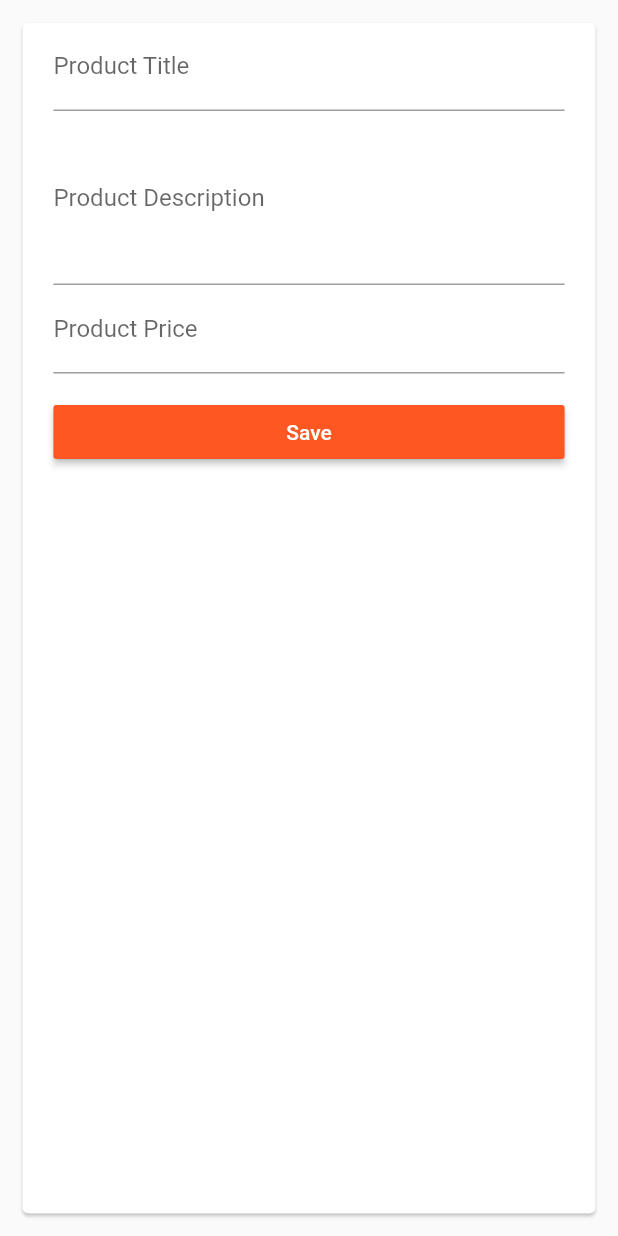
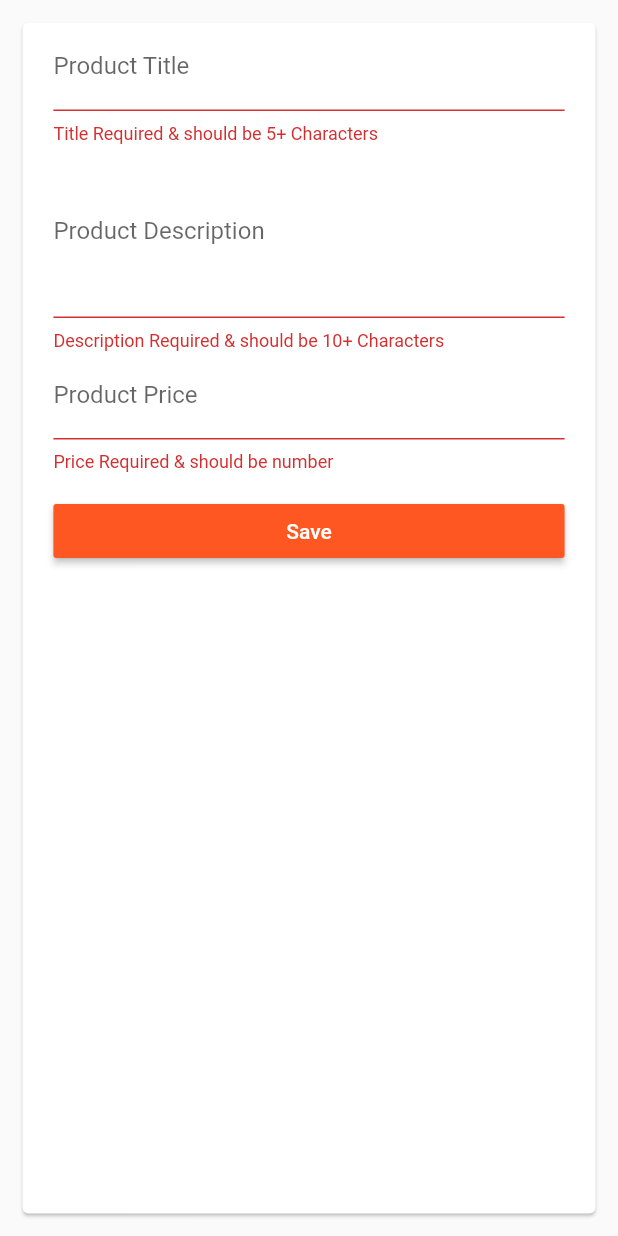
Before and after one commit to MuthuHere/FlutterCourse, a Flutter app: the ProductCreatePage widget shown alone on an empty page, opened directly with empty values, after a tap on "Save", on a phone screen of 412 x 824 dp. Run offline on Flutter 3.47's test engine with Material 2 defaults, Android fonts, the phone set to English and light mode, and no system bars.

```diff
--- a/lib/main.dart
+++ b/lib/main.dart
@@ -42,7 +42,7 @@ class _MyAppState extends State<MyApp> {
           '/': (BuildContext context) => AuthPage(),
           '/home': (BuildContext context) => HomePage(_products),
           '/admin': (BuildContext context) =>
-              ProductAdminPage(_addProduct, _deleteProduct),
+              ProductAdminPage(_addProduct, _deleteProduct,_products),
         },
         onGenerateRoute: (RouteSettings settings) {
           final List<String> productElement = settings.name.split('/');
--- a/lib/pages/product_create.dart
+++ b/lib/pages/product_create.dart
@@ -7,72 +7,110 @@ class ProductCreatePage extends StatefulWidget {
 
   @override
   State<StatefulWidget> createState() {
-    // TODO: implement createState
     return _ProductCreateState();
   }
 }
 
 class _ProductCreateState extends State<ProductCreatePage> {
-  String productTitle = '';
-  String prodDescription = '';
-  String productPrice = '';
+
+  final Map<String, dynamic> _formData = {
+    'title': null,
+    'description': null,
+    'price': null,
+    'image': 'assets/food.jpg'
+  };
+
+  final GlobalKey<FormState> _globalKey = GlobalKey();
+
+  Widget _buildProductTitle() {
+    return TextFormField(
+      decoration: InputDecoration(labelText: "Product Title"),
+      keyboardType: TextInputType.text,
+      validator: (String value) {
+        if (value.isEmpty || value.length < 5) {
+          return "Title Required & should be 5+ Characters";
+        }
+      },
+      onSaved: (String value) {
+        _formData['title'] = value;
+      },
+    );
+  }
+
+  Widget _buildProductDescription() {
+    return TextFormField(
+      decoration: InputDecoration(labelText: "Product Description"),
+      keyboardType: TextInputType.text,
+      maxLines: 4,
+      validator: (String value) {
+        if (value.isEmpty || value.length < 10) {
+          return "Description Required & should be 10+ Characters";
+        }
+      },
+      onSaved: (String value) {
+        _formData['description'] = value;
+      },
+    );
+  }
+
+  Widget _buildProductPrice() {
+    return TextFormField(
+      decoration: InputDecoration(labelText: "Product Price"),
+      keyboardType: TextInputType.number,
+      validator: (String value) {
+        if (value.isEmpty || double.tryParse(value) == null) {
+          return "Price Required & should be number";
+        }
+      },
+      onSaved: (String value) {
+        _formData['price'] = double.parse(value);
+      },
+    );
+  }
+
+  void _submitForm() {
+    if (!_globalKey.currentState.validate()) {
+      return;
+    }
+    _globalKey.currentState.save();
+
+    widget.addProduct(_formData);
+    Navigator.pushReplacementNamed(context, '/home');
+  }
 
   @override
   Widget build(BuildContext context) {
-    final double deviceWidth = MediaQuery.of(context).size.width;
+    final double deviceWidth = MediaQuery
+        .of(context)
+        .size
+        .width;
     final double targetWidth = deviceWidth > 550.0 ? 500 : deviceWidth * 0.9;
     final double targetPadding = deviceWidth - targetWidth;
-    return Container(
+    return GestureDetector(
+      onTap: () {
+        FocusScope.of(context).requestFocus(FocusNode());
+      },
+      child: Container(
         child: Card(
           margin: EdgeInsets.all(15.0),
+          child: Form(
+            key: _globalKey,
             child: ListView(
               padding: EdgeInsets.symmetric(horizontal: targetPadding / 2),
               children: <Widget>[
-            TextField(
-              decoration: InputDecoration(labelText: "Product Title"),
-              keyboardType: TextInputType.text,
-              onChanged: (String value) {
-                setState(() {
-                  productTitle = value;
-                });
-              },
-            ),
-            TextField(
-              decoration: InputDecoration(labelText: "Product Description"),
-              keyboardType: TextInputType.text,
-              maxLines: 4,
-              onChanged: (String value) {
-                setState(() {
-                  prodDescription = value;
-                });
-              },
-            ),
-            TextField(
-              decoration: InputDecoration(labelText: "Product Price"),
-              keyboardType: TextInputType.number,
-              onChanged: (String value) {
-                setState(() {
-                  productPrice = value;
-                });
-              },
-            ),
+                _buildProductTitle(),
+                _buildProductDescription(),
+                _buildProductPrice(),
                 SizedBox(height: 15.0),
                 RaisedButton(
                   padding: EdgeInsets.all(2.0),
                   textColor: Colors.white,
                   child: Text('Save'),
-              onPressed: () {
-                final Map<String, dynamic> map = {
-                  'title': productTitle,
-                  'description': prodDescription,
-                  'price': productPrice,
-                  'image': 'assets/food.jpg'
-                };
-                widget.addProduct(map);
-                Navigator.pushReplacementNamed(context, '/home');
-              },
+                  onPressed: _submitForm,
                 )
               ],
+            ),
+          ),
         ),
       ),
     );
```
Also changed, not shown: lib/pages/auth.dart (+40 -14 lines), lib/pages/product_list.dart (+20 -6 lines), lib/pages/products_admin.dart (+5 -2 lines). Lines whose indentation alone changed are shown as unchanged.
